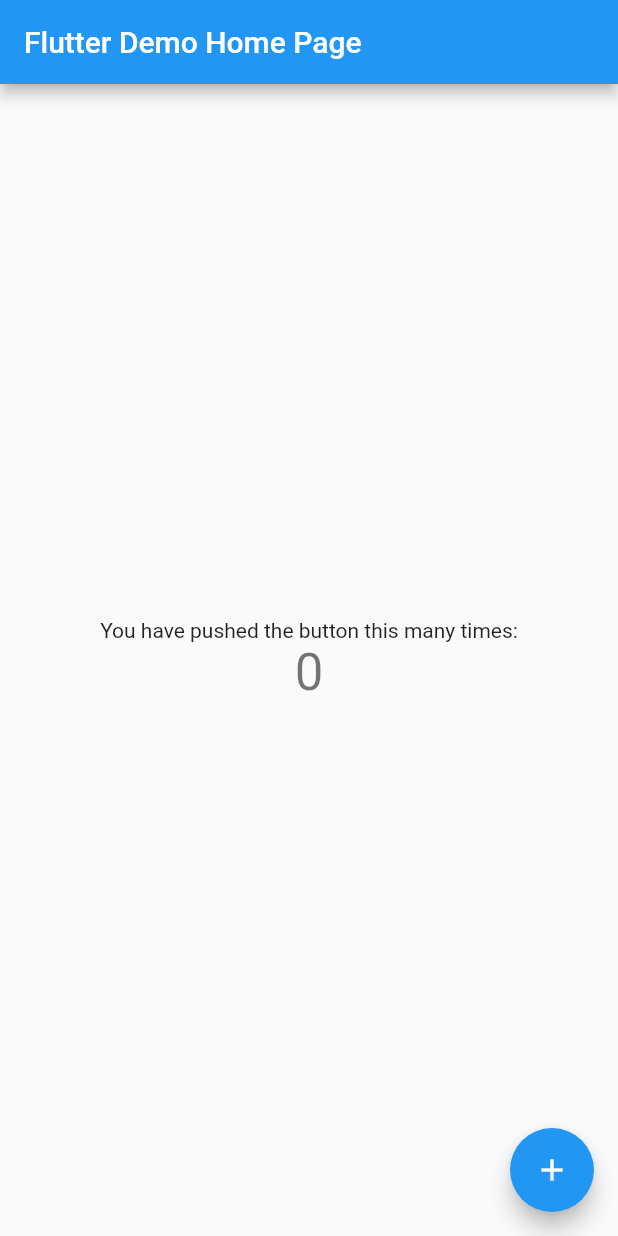
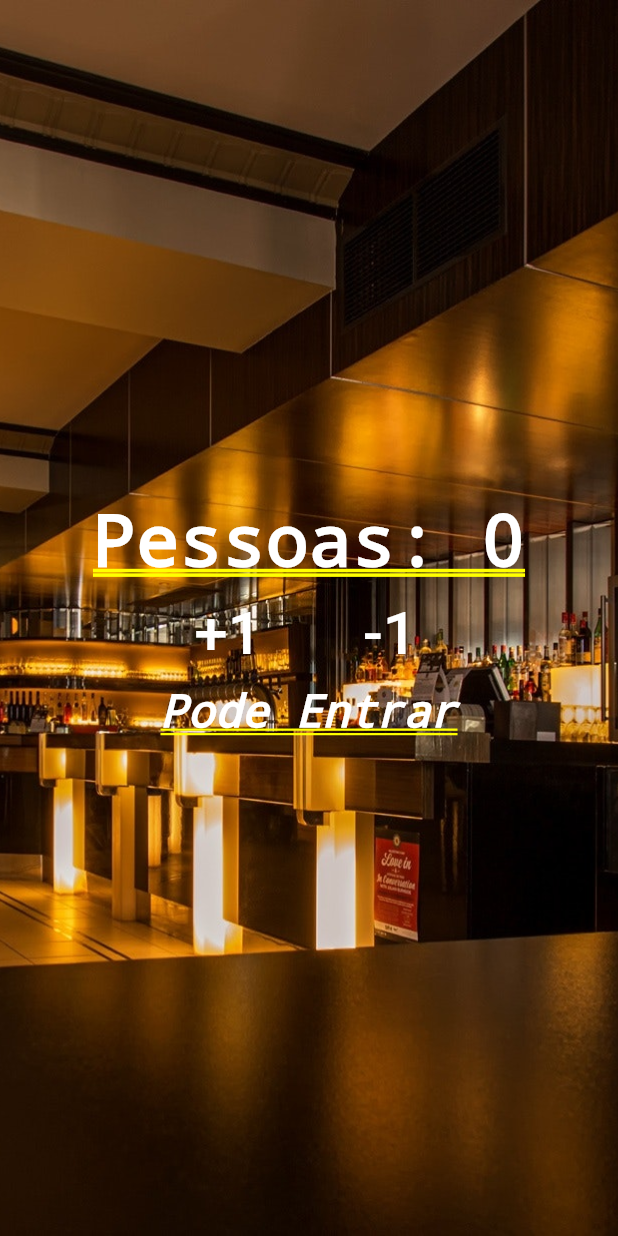
Before and after one commit to jonnydeitos/Flutter-Contador-de-Pessoas, a Flutter app: the screen it shows after launch, on a phone screen of 412 x 824 dp. Run offline on Flutter 3.47's test engine with Material 2 defaults, Android fonts, the phone set to English and light mode, and no system bars.

```diff
--- a/lib/main.dart
+++ b/lib/main.dart
@@ -1,111 +1,91 @@
 import 'package:flutter/material.dart';
 
-void main() => runApp(MyApp());
+void main() {
+  runApp(MaterialApp(
+    title: 'Contador de Pessoas',
+    home: Home()));
+}
 
-class MyApp extends StatelessWidget {
-  // This widget is the root of your application.
+
+class Home extends StatefulWidget {
+  @override
+  _HomeState createState() => _HomeState();
+}
+
+class _HomeState extends State<Home> {
+  int _people = 0;
+  String _infoText = 'Pode Entrar';
+  void _changePeople(int delta){
+    setState(() {
+         _people += delta;
+
+         if(_people < 0){
+           _infoText = 'Mundo Invertido!!!!';
+         } else if(_people <=10){
+           _infoText = 'Pode Entrar';
+         }else{
+           _infoText = 'Lotado';
+         }
+    });
+  }
   @override
   Widget build(BuildContext context) {
-    return MaterialApp(
-      title: 'Flutter Demo',
-      theme: ThemeData(
-        // This is the theme of your application.
-        //
-        // Try running your application with "flutter run". You'll see the
-        // application has a blue toolbar. Then, without quitting the app, try
-        // changing the primarySwatch below to Colors.green and then invoke
-        // "hot reload" (press "r" in the console where you ran "flutter run",
-        // or simply save your changes to "hot reload" in a Flutter IDE).
-        // Notice that the counter didn't reset back to zero; the application
-        // is not restarted.
-        primarySwatch: Colors.blue,
-      ),
-      home: MyHomePage(title: 'Flutter Demo Home Page'),
+    return Stack(
+      children: <Widget>[
+        Image.asset(
+          "images/restaurant.jpg",
+          fit: BoxFit.cover,
+          height: 1000.0,
+        ),
+        Column(
+      mainAxisAlignment: MainAxisAlignment.center,
+      children: <Widget>[
+        Text(
+          'Pessoas: $_people', style: TextStyle(
+            color: Colors.white, fontWeight:FontWeight.bold),
+        ),
+        Row(
+          mainAxisAlignment: MainAxisAlignment.center,
+          children: <Widget>[
+            Padding(
+              padding: EdgeInsets.all(10.0),
+              child:FlatButton(
+                child: Text(
+                  '+1', style: TextStyle(
+                    fontSize: 40.0,
+                    color: Colors.white
+                  ),
+                ),
+
+                onPressed: (){
+                  _changePeople(1);
+                },
+              ),
+            ),
+          Padding(
+            padding: EdgeInsets.all(10.0),
+            child:FlatButton(
+              child: Text(
+                '-1', style: TextStyle(
+                  fontSize: 40.0,
+                  color: Colors.white
+                ),
+              ),
+              onPressed: (){
+                _changePeople(-1);
+              },
+            ),
+          ),
+          ],
+        ),
+        Text(
+         '$_infoText', style: TextStyle(
+            color: Colors.white, fontStyle: FontStyle.italic,
+            fontSize: 30.0),
+        )
+      ],
+    )
+      ],
     );
   }
 }
-
-class MyHomePage extends StatefulWidget {
-  MyHomePage({Key key, this.title}) : super(key: key);
-
-  // This widget is the home page of your application. It is stateful, meaning
-  // that it has a State object (defined below) that contains fields that affect
-  // how it looks.
-
-  // This class is the configuration for the state. It holds the values (in this
-  // case the title) provided by the parent (in this case the App widget) and
-  // used by the build method of the State. Fields in a Widget subclass are
-  // always marked "final".
-
-  final String title;
-
-  @override
-  _MyHomePageState createState() => _MyHomePageState();
-}
-
-class _MyHomePageState extends State<MyHomePage> {
-  int _counter = 0;
-
-  void _incrementCounter() {
-    setState(() {
-      // This call to setState tells the Flutter framework that something has
-      // changed in this State, which causes it to rerun the build method below
-      // so that the display can reflect the updated values. If we changed
-      // _counter without calling setState(), then the build method would not be
-      // called again, and so nothing would appear to happen.
-      _counter++;
-    });
-  }
-
-  @override
-  Widget build(BuildContext context) {
-    // This method is rerun every time setState is called, for instance as done
-    // by the _incrementCounter method above.
-    //
-    // The Flutter framework has been optimized to make rerunning build methods
-    // fast, so that you can just rebuild anything that needs updating rather
-    // than having to individually change instances of widgets.
-    return Scaffold(
-      appBar: AppBar(
-        // Here we take the value from the MyHomePage object that was created by
-        // the App.build method, and use it to set our appbar title.
-        title: Text(widget.title),
-      ),
-      body: Center(
-        // Center is a layout widget. It takes a single child and positions it
-        // in the middle of the parent.
-        child: Column(
-          // Column is also layout widget. It takes a list of children and
-          // arranges them vertically. By default, it sizes itself to fit its
-          // children horizontally, and tries to be as tall as its parent.
-          //
-          // Invoke "debug painting" (press "p" in the console, choose the
-          // "Toggle Debug Paint" action from the Flutter Inspector in Android
-          // Studio, or the "Toggle Debug Paint" command in Visual Studio Code)
-          // to see the wireframe for each widget.
-          //
-          // Column has various properties to control how it sizes itself and
-          // how it positions its children. Here we use mainAxisAlignment to
-          // center the children vertically; the main axis here is the vertical
-          // axis because Columns are vertical (the cross axis would be
-          // horizontal).
-          mainAxisAlignment: MainAxisAlignment.center,
-          children: <Widget>[
-            Text(
-              'You have pushed the button this many times:',
-            ),
-            Text(
-              '$_counter',
-              style: Theme.of(context).textTheme.display1,
-            ),
-          ],
-        ),
-      ),
-      floatingActionButton: FloatingActionButton(
-        onPressed: _incrementCounter,
-        tooltip: 'Increment',
-        child: Icon(Icons.add),
-      ), // This trailing comma makes auto-formatting nicer for build methods.
-    );
-  }
-}
--- a/pubspec.yaml
+++ b/pubspec.yaml
@@ -44,6 +44,8 @@ flutter:
   # assets:
   #  - images/a_dot_burr.jpeg
   #  - images/a_dot_ham.jpeg
+  assets:
+   - images/restaurant.jpg
 
   # An image asset can refer to one or more resolution-specific "variants", see
   # https://flutter.dev/assets-and-images/#resolution-aware.
```
Also changed, not shown: images/restaurant.jpg (added), 1 other file.
